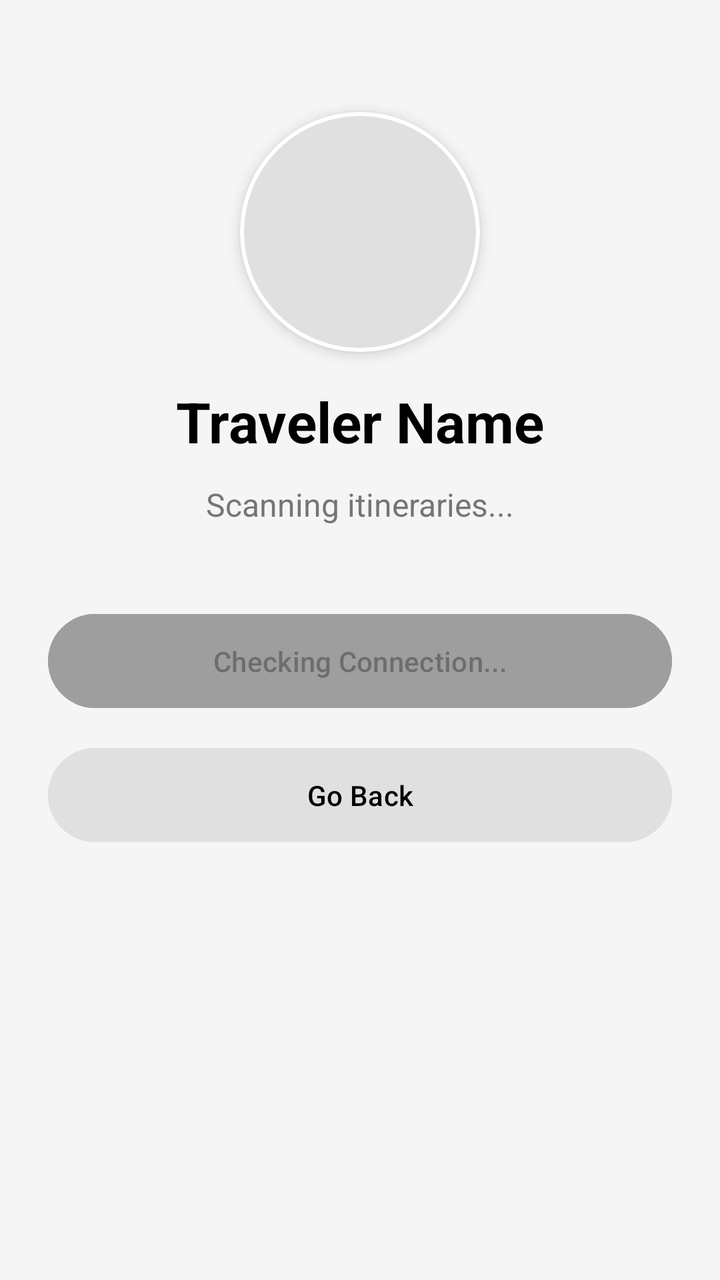
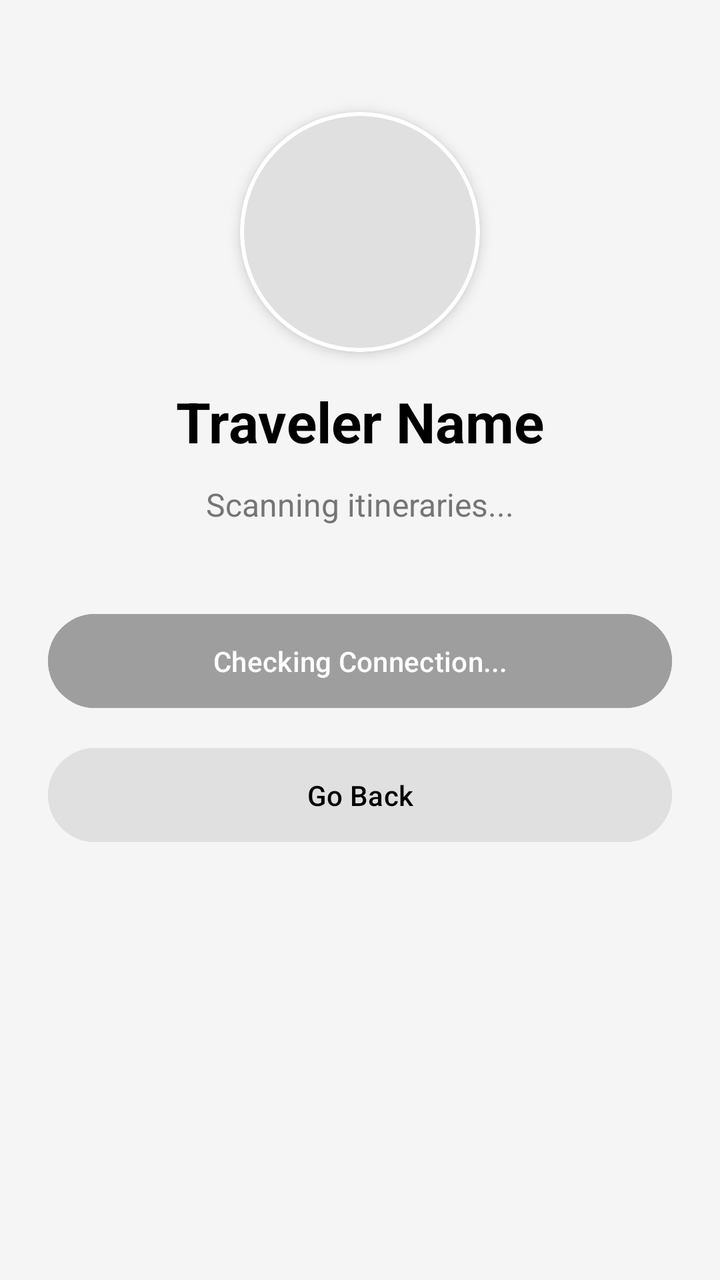

Before-and-after screenshots of an Android layout around one commit, followed by the original layout XML and the change that was made.
<!-- AndroidManifest.xml: application theme Theme.HostelWorld -->
<!-- res/layout/activity_public_profile.xml -->
<?xml version="1.0" encoding="utf-8"?>
<LinearLayout xmlns:android="http://schemas.android.com/apk/res/android"
    xmlns:app="http://schemas.android.com/apk/res-auto"
    android:layout_width="match_parent"
    android:layout_height="match_parent"
    android:orientation="vertical"
    android:background="#F5F5F5"
    android:gravity="center_horizontal"
    android:padding="24dp">

    <androidx.cardview.widget.CardView
        android:layout_width="120dp"
        android:layout_height="120dp"
        android:layout_marginTop="32dp"
        app:cardCornerRadius="60dp"
        app:cardElevation="4dp">
        <ImageView
            android:layout_width="match_parent"
            android:layout_height="match_parent"
            android:src="@drawable/circle_placeholder"
            android:scaleType="centerCrop"/>
    </androidx.cardview.widget.CardView>

    <TextView
        android:id="@+id/tvPublicProfileName"
        android:layout_width="wrap_content"
        android:layout_height="wrap_content"
        android:text="Traveler Name"
        android:textSize="28sp"
        android:textStyle="bold"
        android:textColor="#000000"
        android:layout_marginTop="16dp"/>

    <TextView
        android:id="@+id/tvPublicProfileStatus"
        android:layout_width="match_parent"
        android:layout_height="wrap_content"
        android:text="Scanning itineraries..."
        android:textSize="16sp"
        android:textColor="#757575"
        android:layout_marginTop="12dp"
        android:textAlignment="center"/>

    <Button
        android:id="@+id/btnPublicProfileChat"
        android:layout_width="match_parent"
        android:layout_height="55dp"
        android:text="Checking Connection..."
        android:backgroundTint="#9E9E9E"
        android:enabled="false"
        android:layout_marginTop="40dp"/>

    <Button
        android:id="@+id/btnPublicProfileBack"
        android:layout_width="match_parent"
        android:layout_height="55dp"
        android:text="Go Back"
        android:backgroundTint="#E0E0E0"
        android:textColor="#000000"
        android:layout_marginTop="12dp"/>
</LinearLayout>
<!-- resources referenced by this layout -->
<resources>
  <!-- drawable circle_placeholder (drawable) -->
  <?xml version="1.0" encoding="utf-8"?>
  <shape xmlns:android="http://schemas.android.com/apk/res/android"
      android:shape="oval">
  
      <solid android:color="#E0E0E0" />
  
      <stroke
          android:width="2dp"
          android:color="#FFFFFF" />
  </shape>
  <style name="Theme.HostelWorld" parent="Base.Theme.HostelWorld" />
  <style name="Base.Theme.HostelWorld" parent="Theme.Material3.DayNight.NoActionBar">
          
          
      </style>
</resources>

<!-- the commit's change to res/layout/activity_public_profile.xml (unified diff, before → after) -->
@@ -47,6 +47,7 @@
         android:layout_height="55dp"
         android:text="Checking Connection..."
         android:backgroundTint="#9E9E9E"
+        android:textColor="#FFFFFF"
         android:enabled="false"
         android:layout_marginTop="40dp"/>
 
